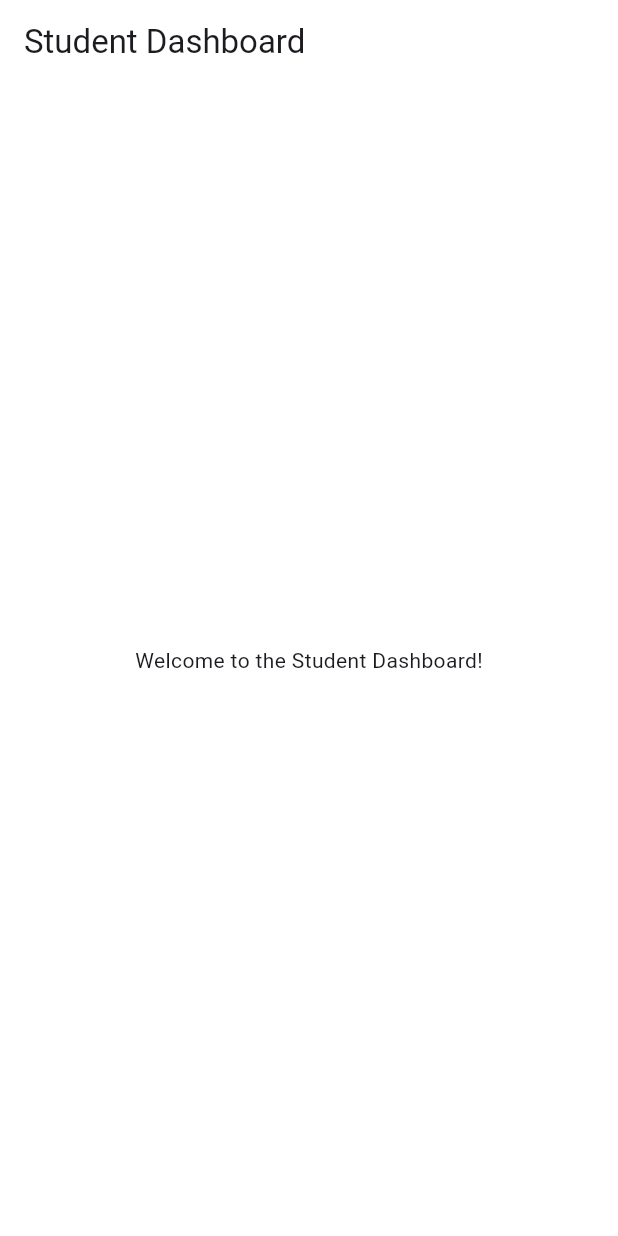
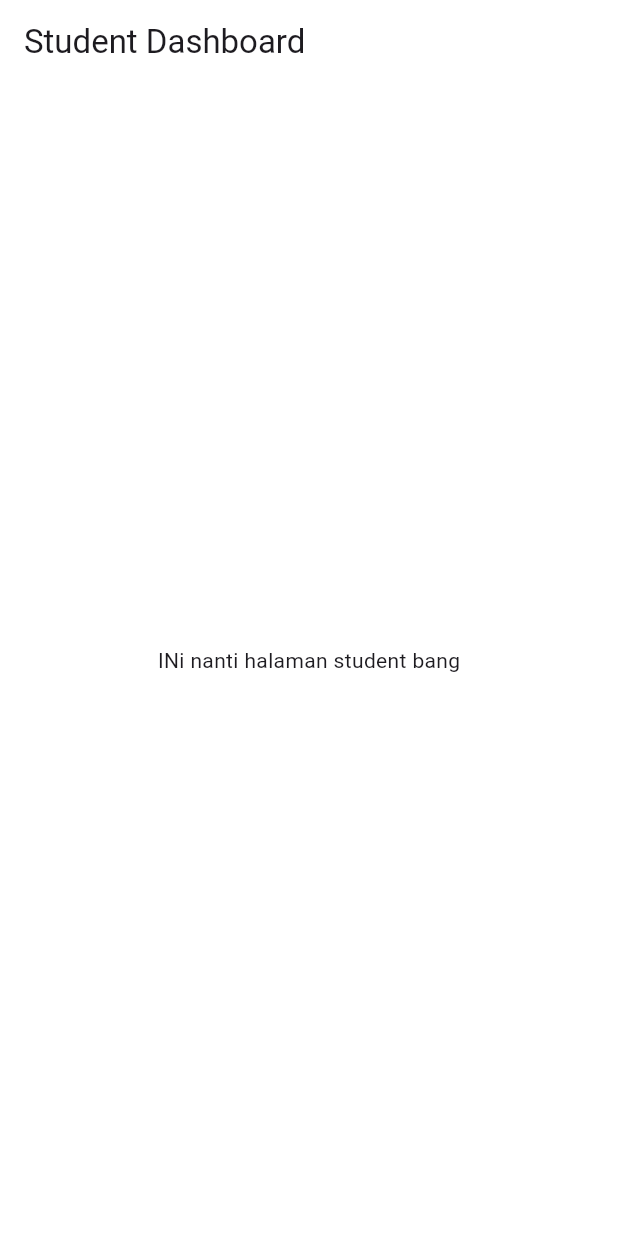
Before and after one commit to yudha556/kana_mobile_app, a Flutter app: the StudentDashboard screen opened by its route, on a phone screen of 412 x 824 dp. Run offline on Flutter 3.47's test engine with Material 3 defaults, Android fonts, the phone set to English and light mode, and no system bars; our stand-ins replace flutter_svg, go_router, lucide_icons; missing offline and left inert: dart:html; project files that could hold a hidden picture were left out.

Commit message:
Adding Student File

```diff
--- a/lib/features/student/student_dashboard.dart
+++ b/lib/features/student/student_dashboard.dart
@@ -7,7 +7,7 @@ class StudentDashboard extends StatelessWidget {
   Widget build(BuildContext context) {
     return Scaffold(
       appBar: AppBar(title: const Text('Student Dashboard')),
-      body: const Center(child: Text('Welcome to the Student Dashboard!')),
+      body: const Center(child: Text('INi nanti halaman student bang')),
     );
   }
 }
```
